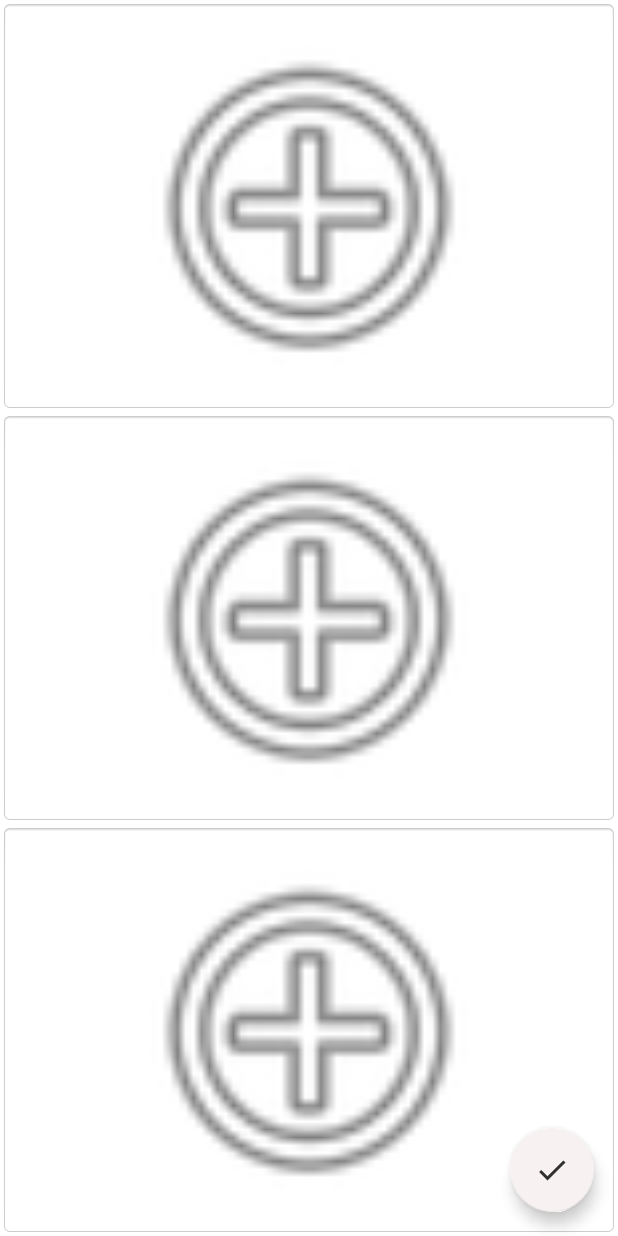
After one commit to BALASHOWILYA/Obmen_JAVA, an Android app: the ChooseImagesActivity screen opened directly, with no data from a screen before it, on a phone screen of 412 x 824 dp. The commit adds this screen. Run offline under Robolectric (Android 15) with nearby library versions, the phone set to English and light mode, and no system bars.

Commit message:
3imagescanLoadonApp

```diff
--- /dev/null
+++ b/app/src/main/res/drawable-anydpi/ic_back.xml
@@ -0,0 +1,11 @@
+<vector xmlns:android="http://schemas.android.com/apk/res/android"
+    android:width="24dp"
+    android:height="24dp"
+    android:viewportWidth="24"
+    android:viewportHeight="24"
+    android:tint="#50DA59"
+    android:alpha="0.8">
+  <path
+      android:fillColor="@android:color/white"
+      android:pathData="M9,16.17L4.83,12l-1.42,1.41L9,19 21,7l-1.41,-1.41z"/>
+</vector>
--- /dev/null
+++ b/app/src/main/res/layout/activity_choose_images.xml
@@ -0,0 +1,62 @@
+<?xml version="1.0" encoding="utf-8"?>
+<androidx.constraintlayout.widget.ConstraintLayout xmlns:android="http://schemas.android.com/apk/res/android"
+    xmlns:app="http://schemas.android.com/apk/res-auto"
+    xmlns:tools="http://schemas.android.com/tools"
+    android:layout_width="match_parent"
+    android:layout_height="match_parent"
+    tools:context=".screens.ChooseImagesActivity">
+
+    <com.google.android.material.floatingactionbutton.FloatingActionButton
+        android:id="@+id/floatingActionButton3"
+        android:layout_width="wrap_content"
+        android:layout_height="wrap_content"
+        android:layout_marginEnd="16dp"
+        android:layout_marginBottom="16dp"
+        android:clickable="true"
+        android:onClick="onClickBack"
+        app:backgroundTint="@color/White"
+        app:layout_constraintBottom_toBottomOf="parent"
+        app:layout_constraintEnd_toEndOf="parent"
+        app:srcCompat="@drawable/ic_back" />
+
+    <LinearLayout
+        android:layout_width="match_parent"
+        android:layout_height="match_parent"
+        android:orientation="vertical"
+        app:layout_constraintBottom_toBottomOf="parent"
+        app:layout_constraintEnd_toEndOf="parent"
+        app:layout_constraintStart_toStartOf="parent"
+        app:layout_constraintTop_toTopOf="parent">
+
+        <ImageView
+            android:id="@+id/mainImage"
+            android:layout_width="match_parent"
+            android:layout_height="match_parent"
+            android:layout_weight="1"
+            android:background="@android:drawable/editbox_background"
+            android:onClick="onClickMainImage"
+            android:padding="10dp"
+            app:srcCompat="@android:drawable/ic_menu_add" />
+
+        <ImageView
+            android:id="@+id/image2"
+            android:layout_width="match_parent"
+            android:layout_height="match_parent"
+            android:layout_weight="1"
+            android:background="@android:drawable/editbox_background"
+            android:contentDescription="TODO"
+            android:onClick="onClickImage2"
+            android:padding="10dp"
+            app:srcCompat="@android:drawable/ic_menu_add" />
+
+        <ImageView
+            android:id="@+id/image3"
+            android:layout_width="match_parent"
+            android:layout_height="match_parent"
+            android:layout_weight="1"
+            android:background="@android:drawable/editbox_background"
+            android:onClick="onClickImage3"
+            android:padding="10dp"
+            app:srcCompat="@android:drawable/ic_menu_add" />
+    </LinearLayout>
+</androidx.constraintlayout.widget.ConstraintLayout>
```
Also changed, not shown: app/src/main/AndroidManifest.xml (+4 -6 lines), app/src/main/java/com/sad_ballala_projects/obmenknigami_java/EditActivity.java (+26 -18 lines), app/src/main/java/com/sad_ballala_projects/obmenknigami_java/adapter/ImageAdapter.java (+51 -1 lines), app/src/main/java/com/sad_ballala_projects/obmenknigami_java/screens/ChooseImagesActivity.java (added, +83 -0 lines), app/src/main/res/layout/edit_layout.xml (+1 -11 lines), app/src/main/res/drawable-hdpi/ic_back.png (added), app/src/main/res/drawable-mdpi/ic_back.png (added), app/src/main/res/drawable-xhdpi/ic_back.png (added), app/src/main/res/drawable-xxhdpi/ic_back.png (added), app/src/main/res/drawable/image_test_1.jpg (added), app/src/main/res/drawable/image_test_2.jpg (added), app/src/main/res/drawable/image_test_3.jpg (added).
